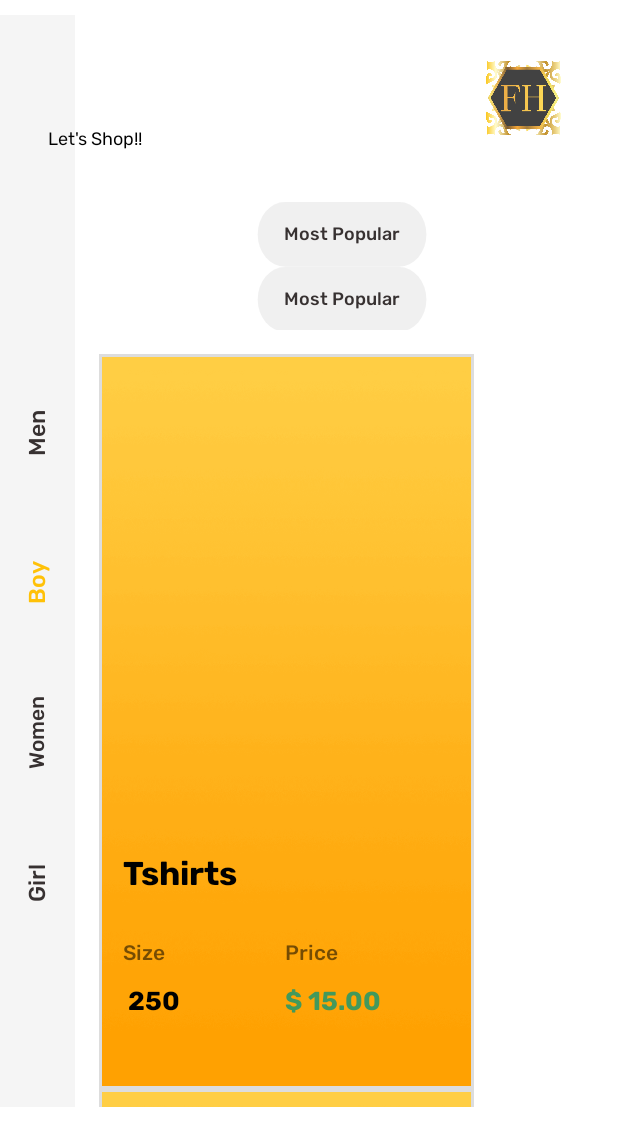
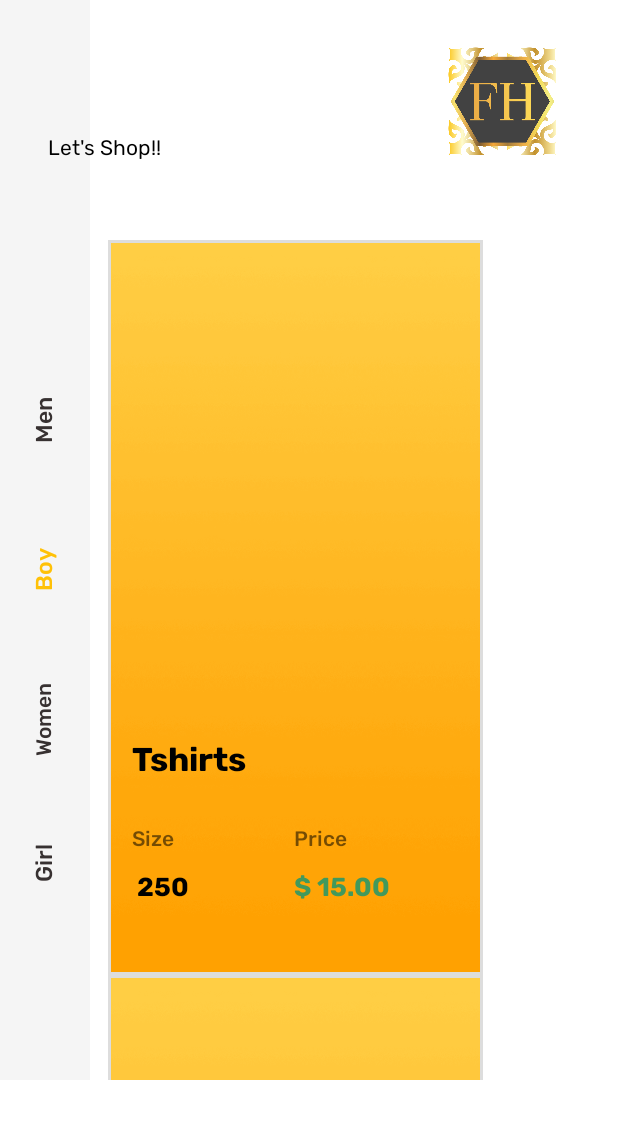
Before and after one commit to Kashish199/Fashion-Hub, an Android app: the layout activity_home.xml on its own in the app's theme, with its tools: preview values and no code run, on a phone screen of 412 x 824 dp. Shown: the top 1146 px of the screen. Run offline under Robolectric (Android 15) with nearby library versions, the phone set to English and light mode, and no system bars.

Commit message:
Comments removed and formatting

```diff
--- a/app/src/main/java/com/example/fashionhub/ForgotPassword.java
+++ b/app/src/main/java/com/example/fashionhub/ForgotPassword.java
@@ -23,7 +23,7 @@ import java.util.regex.Pattern;
 
 public class ForgotPassword extends AppCompatActivity {
 
-TextView signup;
+    TextView signup;
     EditText email;
     Button reset;
     String emailAddress;
@@ -81,7 +81,6 @@ TextView signup;
             }
         });
 
-
     }
 
     public static boolean isEmailValid(String email) {
--- a/app/src/main/java/com/example/fashionhub/MainActivity.java
+++ b/app/src/main/java/com/example/fashionhub/MainActivity.java
@@ -39,7 +39,7 @@ public class MainActivity extends AppCompatActivity {
     /**
      * variable declaration for textview
      */
-    TextView useroption , forgotpass;
+    TextView useroption, forgotpass;
     /**
      * variable declaration for authentication object
      */
@@ -126,7 +126,7 @@ public class MainActivity extends AppCompatActivity {
                                             for (QueryDocumentSnapshot document : task.getResult()) {
                                                 Log.d("TAG", document.getId() + " => " + document.getData());
                                                 if (document.getData().containsValue("Yes")) {
-                                                    String Customer =  (String) document.getData().get("Customer");
+                                                    String Customer = (String) document.getData().get("Customer");
                                                     Toast.makeText(getApplicationContext(), "Login Success!", Toast.LENGTH_LONG).show();
                                                     Intent i = new Intent(getApplicationContext(), Home.class);
                                                     i.putExtra("Customer", Customer);
--- a/app/src/main/java/com/example/fashionhub/UpdateProduct.java
+++ b/app/src/main/java/com/example/fashionhub/UpdateProduct.java
@@ -293,6 +293,7 @@ public class UpdateProduct extends AppCompatActivity {
                     if (document.exists()) {
 
                         Map<String, Object> data1 = document.getData();
+                        // data1 has all the data of particular product id to get particular field from this data
                         producid = data1.get("ProductID").toString();
                         String Name1 = data1.get("Name").toString();
                         String Description1 = data1.get("Description").toString();
--- a/app/src/main/java/com/example/fashionhub/model/OrderModel.java
+++ b/app/src/main/java/com/example/fashionhub/model/OrderModel.java
@@ -38,7 +38,7 @@ public class OrderModel {
         return address;
     }
 
-    public void seraddress(String address) {
+    public void setaddress(String address) {
         this.address = address;
     }
 
--- a/app/src/main/java/com/example/fashionhub/model/Products.java
+++ b/app/src/main/java/com/example/fashionhub/model/Products.java
@@ -16,9 +16,7 @@ public class Products {
     Uri detail_image;
     int qty;
 
-//
-
-    public Products(String productid, String productName, String event, String colorP, String productQty, String productPrice, Uri uri, String description, String category, Uri detail_image,  int qty) {
+    public Products(String productid, String productName, String event, String colorP, String productQty, String productPrice, Uri uri, String description, String category, Uri detail_image, int qty) {
         this.productid = productid;
         this.event = event;
         this.colorP = colorP;
--- a/app/src/main/res/layout/activity_home.xml
+++ b/app/src/main/res/layout/activity_home.xml
@@ -8,7 +8,6 @@
 <androidx.constraintlayout.widget.ConstraintLayout
     android:layout_width="match_parent"
     android:layout_height="match_parent"
-    android:layout_marginTop="10dp"
     tools:context=".Home">
 
     <androidx.constraintlayout.widget.ConstraintLayout
@@ -22,7 +21,7 @@
 
         <TextView
             android:id="@+id/women"
-            android:layout_width="50dp"
+            android:layout_width="60dp"
             android:layout_height="100dp"
             android:fontFamily="@font/rubik_medium"
             android:gravity="center"
@@ -37,7 +36,7 @@
 
         <TextView
             android:id="@+id/men"
-            android:layout_width="50dp"
+            android:layout_width="60dp"
             android:layout_height="100dp"
             android:fontFamily="@font/rubik_medium"
             android:gravity="center"
@@ -52,7 +51,7 @@
 
         <TextView
             android:id="@+id/boy"
-            android:layout_width="50dp"
+            android:layout_width="60dp"
             android:layout_height="100dp"
             android:fontFamily="@font/rubik_medium"
             android:gravity="center"
@@ -67,8 +66,8 @@
 
         <TextView
             android:id="@+id/girl"
-            android:layout_width="50dp"
-            android:layout_height="100dp"
+            android:layout_width="60dp"
+            android:layout_height="90dp"
             android:layout_marginBottom="100dp"
             android:fontFamily="@font/rubik_medium"
             android:gravity="center"
@@ -87,10 +86,10 @@
         android:layout_width="wrap_content"
         android:layout_height="wrap_content"
         android:layout_marginStart="32dp"
-        android:layout_marginTop="32dp"
+        android:layout_marginTop="40dp"
         android:fontFamily="@font/rubik_bold"
         android:textColor="@android:color/background_dark"
-        android:textSize="24sp"
+        android:textSize="26sp"
         app:layout_constraintStart_toStartOf="parent"
         app:layout_constraintTop_toTopOf="parent" />
 
@@ -98,52 +97,34 @@
         android:id="@+id/textView6"
         android:layout_width="wrap_content"
         android:layout_height="wrap_content"
-        android:layout_marginTop="4dp"
+        android:layout_marginTop="7dp"
         android:fontFamily="@font/rubik"
         android:text="Let's Shop!!"
         android:textColor="@android:color/background_dark"
-        android:textSize="12sp"
+        android:textSize="14sp"
         app:layout_constraintStart_toStartOf="@+id/hname"
         app:layout_constraintTop_toBottomOf="@+id/hname" />
 
     <ImageView
         android:id="@+id/pro"
-        android:layout_width="62dp"
-        android:layout_height="52dp"
-        android:layout_marginTop="29dp"
-        android:layout_marginEnd="32dp"
+        android:layout_width="75dp"
+        android:layout_height="75dp"
+        android:layout_marginTop="30dp"
+        android:layout_marginEnd="39dp"
         app:layout_constraintEnd_toEndOf="parent"
         app:layout_constraintTop_toTopOf="parent"
         app:srcCompat="@drawable/logo" />
 
-    <ImageView
-        android:id="@+id/imageView4"
-        android:layout_width="wrap_content"
-        android:layout_height="wrap_content"
-        android:layout_marginStart="16dp"
-        android:layout_marginTop="32dp"
-        app:layout_constraintStart_toEndOf="@+id/constraintLayout"
-        app:layout_constraintTop_toBottomOf="@+id/textView6"
-        app:srcCompat="@drawable/ic_filter" />
-
-    <androidx.recyclerview.widget.RecyclerView
-        android:id="@+id/cat_recycler"
-        android:layout_width="0dp"
-        android:layout_height="0dp"
-        app:layout_constraintBottom_toBottomOf="@+id/imageView4"
-        app:layout_constraintEnd_toEndOf="parent"
-        app:layout_constraintStart_toEndOf="@+id/imageView4"
-        app:layout_constraintTop_toTopOf="@+id/imageView4"
-        tools:listitem="@layout/category_row_item" />
-
     <androidx.recyclerview.widget.RecyclerView
         android:id="@+id/product_recycler"
         android:layout_width="0dp"
-        android:layout_height="502dp"
-        android:layout_marginTop="16dp"
+        android:layout_height="560dp"
+        android:layout_marginTop="50dp"
+        android:layout_marginLeft="40dp"
         app:layout_constraintEnd_toEndOf="parent"
-        app:layout_constraintStart_toStartOf="@+id/imageView4"
-        app:layout_constraintTop_toBottomOf="@+id/cat_recycler"
+        app:layout_constraintLeft_toRightOf="@+id/textView6"
+        app:layout_constraintStart_toStartOf="@+id/textView6"
+        app:layout_constraintTop_toBottomOf="@+id/textView6"
         tools:listitem="@layout/products_row_item" />
 
 </androidx.constraintlayout.widget.ConstraintLayout>
--- a/app/src/main/res/layout/activity_order_summary.xml
+++ b/app/src/main/res/layout/activity_order_summary.xml
@@ -130,7 +130,7 @@
                 android:id="@+id/Tp"
                 android:layout_width="wrap_content"
                 android:layout_height="39dp"
-                android:layout_marginLeft="235dp"
+                android:layout_marginLeft="210dp"
                 android:layout_marginTop="70dp"
                 android:text="6.00"
                 android:textColor="@color/myTextColor"
```
Also changed, not shown: app/src/main/java/com/example/fashionhub/Address.java (+1 -81 lines), app/src/main/java/com/example/fashionhub/model/PostListModel.java (+7 -9 lines), app/src/main/res/drawable/ic_back.xml (deleted, +0 -9 lines), app/src/main/res/layout/activity_address.xml (+10 -5 lines). Lines whose indentation alone changed are shown as unchanged.
